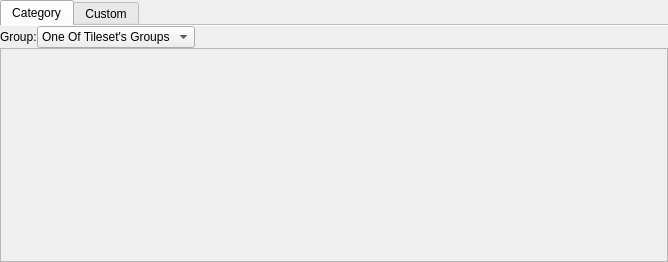
Old version of the form Editor/main_window/dock/tileset_item_box.ui in the repository WohlSoft/Moondust-Project.
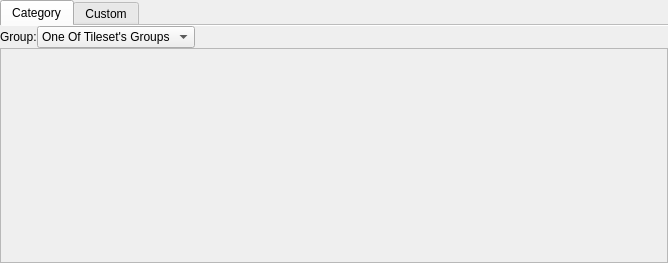
New version of the form.

Commit message: Editor: Reduce minimal vertical size of tileset item toolbox

```diff
--- a/Editor/main_window/dock/tileset_item_box.ui
+++ b/Editor/main_window/dock/tileset_item_box.ui
@@ -7,13 +7,13 @@
     <x>0</x>
     <y>0</y>
     <width>668</width>
-    <height>262</height>
+    <height>263</height>
    </rect>
   </property>
   <property name="minimumSize">
    <size>
     <width>249</width>
-    <height>262</height>
+    <height>158</height>
    </size>
   </property>
   <property name="focusPolicy">
```
